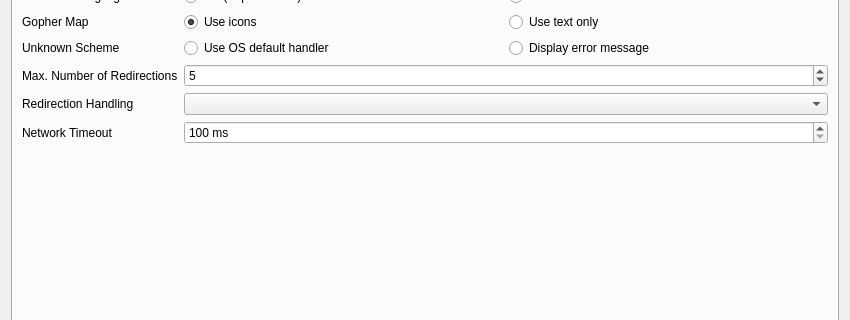
Old version of the form src/dialogs/settingsdialog.ui in the repository ikskuh/kristall; both pictures show x 0 to 850 and y 168 to 488 of the 850 by 650 pixel window.
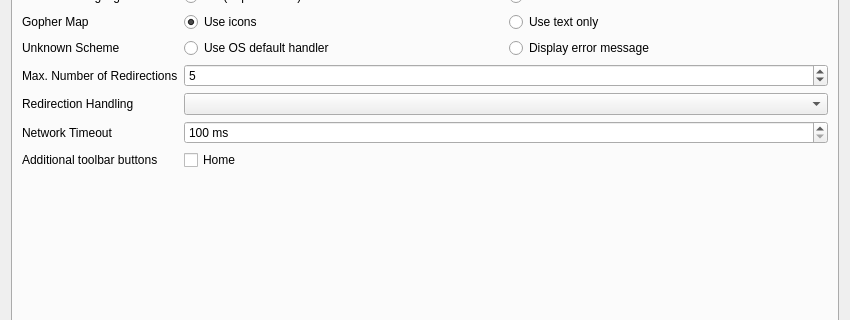
New version of the form. Icons and pictures are not drawn. Custom widgets are drawn as their Qt base class.

Commit message:
Add optional 'home' button to browser toolbar.
Can be disable in settings

```diff
--- a/src/dialogs/settingsdialog.ui
+++ b/src/dialogs/settingsdialog.ui
@@ -285,6 +285,20 @@
          </property>
         </widget>
        </item>
+       <item row="10" column="0">
+        <widget class="QLabel" name="label_29">
+         <property name="text">
+          <string>Additional toolbar buttons</string>
+         </property>
+        </widget>
+       </item>
+       <item row="10" column="1">
+        <widget class="QCheckBox" name="enable_home_btn">
+         <property name="text">
+          <string>Home</string>
+         </property>
+        </widget>
+       </item>
       </layout>
      </widget>
      <widget class="QWidget" name="style_tab">
```
Left out of the diff: 1 changed line with no effect on the pictures. The commit also changes 6 other files.
